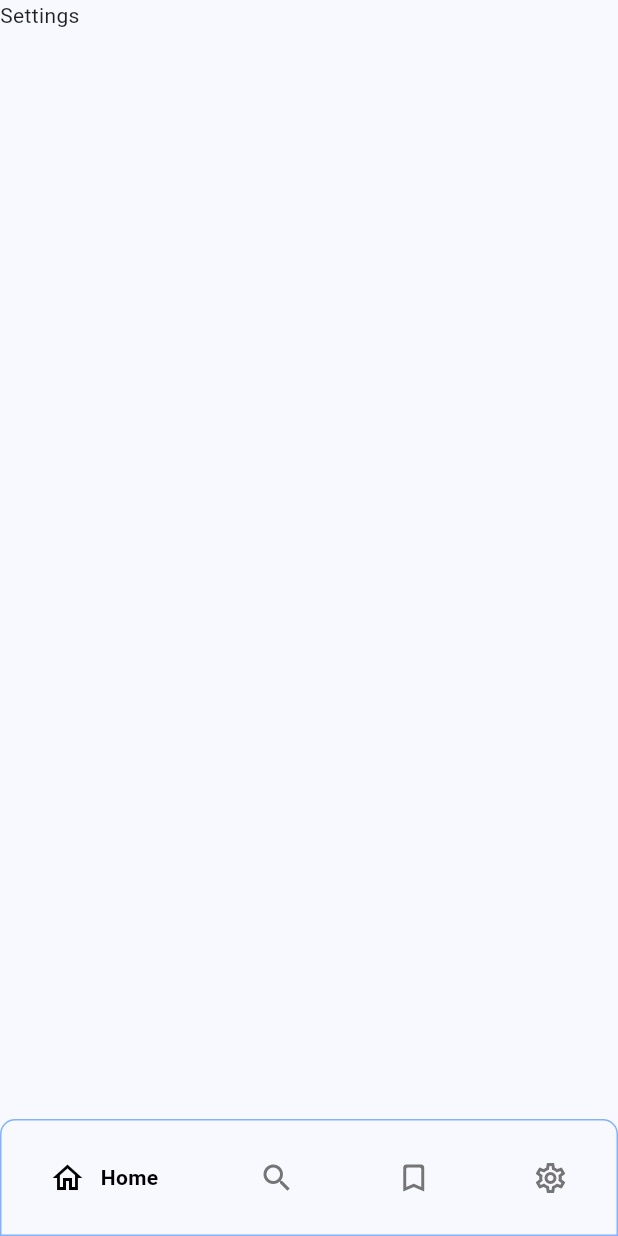
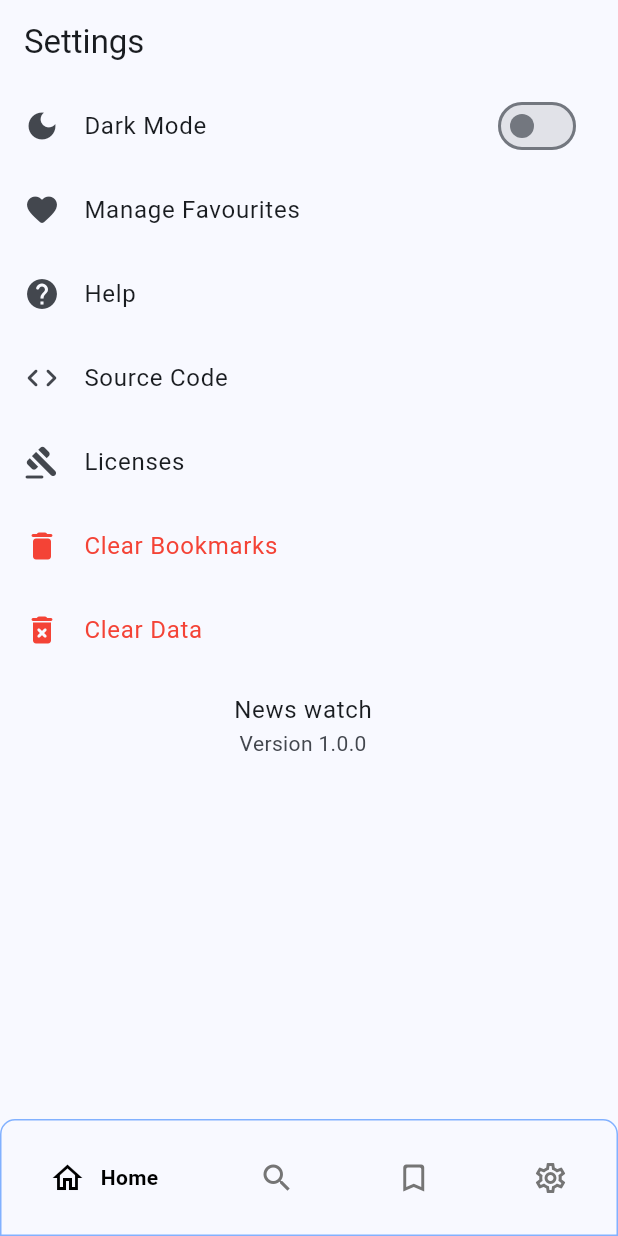
Before and after one commit to Sreeram3927/flutter_news_app, a Flutter app: the screen it shows after launch, swiped to page 4, on a phone screen of 412 x 824 dp. Run offline on Flutter 3.47's test engine with Material 2 defaults, Android fonts, the phone set to English and light mode, and no system bars; drawn by our look-alikes of google_nav_bar; our stand-ins replace carousel_slider, google_fonts; network calls fail.

Commit message:
create settings page

```diff
--- /dev/null
+++ b/lib/data/user_settings.dart
@@ -0,0 +1,5 @@
+class UserSettings {
+
+  static bool isDarkMode = false;
+
+}
--- a/lib/pages/page_manager.dart
+++ b/lib/pages/page_manager.dart
@@ -2,6 +2,7 @@ import 'package:flutter/material.dart';
 import 'package:news_watch/pages/bookmarks/bookmark_page.dart';
 import 'package:news_watch/pages/home/home_page.dart';
 import 'package:news_watch/pages/search/search_page.dart';
+import 'package:news_watch/pages/settings/settings_page.dart';
 import 'package:news_watch/widgets/bottom_bar.dart';
 
 class PageManager extends StatefulWidget {
@@ -19,8 +20,7 @@ class _PageManagerState extends State<PageManager> {
     HomePage(),
     SearchPage(),
     BookmarksPage(key: PageStorageKey('bookmarks'),),
-    // Text('bookmarks'),
-    Text("Settings"),
+    SettingsPage(),
   ];
 
   @override
--- /dev/null
+++ b/lib/pages/settings/settings_page.dart
@@ -0,0 +1,98 @@
+import 'package:flutter/material.dart';
+import 'package:news_watch/data/user_settings.dart';
+import 'package:news_watch/widgets/top_bar.dart';
+
+class SettingsPage extends StatefulWidget {
+  const SettingsPage({super.key});
+
+  @override
+  State<SettingsPage> createState() => _SettingsPageState();
+}
+
+class _SettingsPageState extends State<SettingsPage> {
+
+  @override
+  Widget build(BuildContext context) {
+    return CustomScrollView(
+      slivers: [
+        const TopBar(
+          title: Text("Settings"),
+        ),
+        SliverList(
+          delegate: SliverChildListDelegate(
+            [
+
+              ListTile(
+                title: const Text('Dark Mode'),
+                leading: const Icon(Icons.dark_mode),
+                trailing: Switch(
+                  value: UserSettings.isDarkMode,
+                  onChanged: (value) {
+                    setState(() {
+                      UserSettings.isDarkMode = value;
+                    });
+                  },
+                ),
+              ),
+
+              ListTile(
+                title: const Text('Manage Favourites'),
+                leading: const Icon(Icons.favorite_rounded),
+                onTap: () {
+
+                },
+              ),
+
+              ListTile(
+                title: const Text('Help'),
+                leading: const Icon(Icons.help_rounded),
+                onTap:() {
+
+                },
+              ),
+
+              ListTile(
+                title: const Text('Source Code'),
+                leading: const Icon(Icons.code_rounded),
+                onTap: () {
+
+                },
+              ),
+
+              ListTile(
+                title: const Text('Licenses'),
+                leading: const Icon(Icons.gavel_rounded),
+                onTap: () {
+
+                },
+              ),
+
+              ListTile(
+                title: const Text('Clear Bookmarks'),
+                textColor: Colors.red,
+                leading: const Icon(Icons.delete_rounded, color: Colors.red,),
+                onTap: () {
+
+                },
+              ),
+
+              ListTile(
+                title: const Text('Clear Data'),
+                textColor: Colors.red,
+                leading: const Icon(Icons.delete_forever_rounded, color: Colors.red,),
+                onTap: () {
+
+                },
+              ),
+
+              const ListTile(
+                title: Center(child: Text('News watch')),
+                subtitle: Center(child: Text('Version 1.0.0')),
+              ),
+            ]
+          )
+        )
+      ],
+    );
+  }
+}
```
